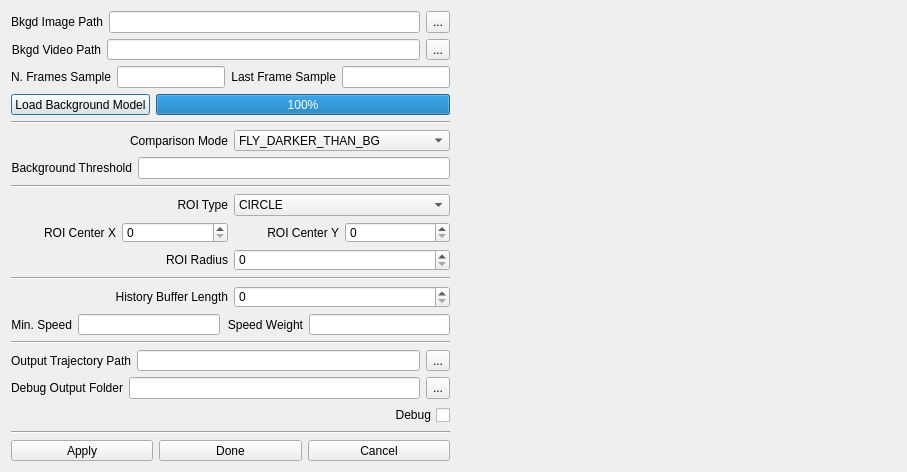
First picture: the form in src/plugin/flytrack/flytrack_plugin.ui, repository hubbardp/BIASJAABA, before the edit.
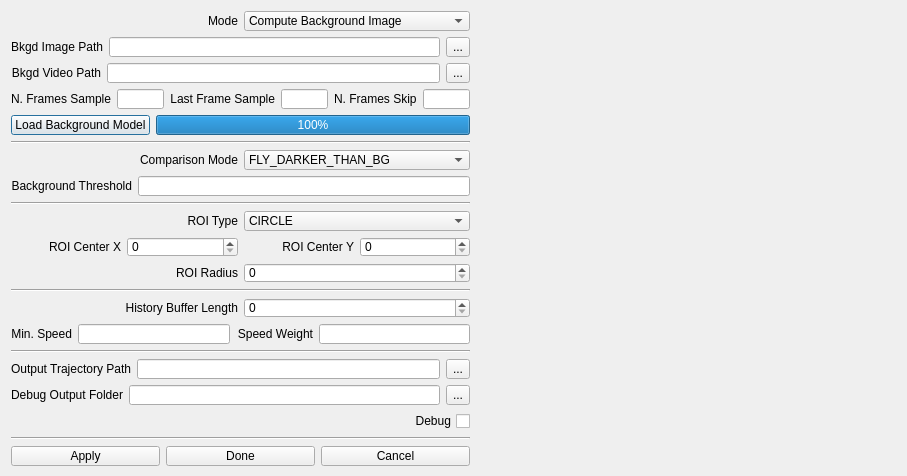
Second picture: the form after the edit.

Commit message: Added mode for computing background image from capturing camera.

```diff
--- a/src/plugin/flytrack/flytrack_plugin.ui
+++ b/src/plugin/flytrack/flytrack_plugin.ui
@@ -7,7 +7,7 @@
     <x>0</x>
     <y>0</y>
     <width>907</width>
-    <height>472</height>
+    <height>476</height>
    </rect>
   </property>
   <property name="sizePolicy">
@@ -36,6 +36,46 @@
      </item>
      <item>
       <layout class="QVBoxLayout" name="bgEstVerticalLayout">
+       <item>
+        <layout class="QHBoxLayout" name="horizontalLayout_4">
+         <property name="sizeConstraint">
+          <enum>QLayout::SetMinimumSize</enum>
+         </property>
+         <property name="topMargin">
+          <number>0</number>
+         </property>
+         <property name="rightMargin">
+          <number>0</number>
+         </property>
+         <property name="bottomMargin">
+          <number>0</number>
+         </property>
+         <item>
+          <widget class="QLabel" name="computeBgModeLabel">
+           <property name="text">
+            <string>Mode</string>
+           </property>
+           <property name="alignment">
+            <set>Qt::AlignRight|Qt::AlignTrailing|Qt::AlignVCenter</set>
+           </property>
+          </widget>
+         </item>
+         <item>
+          <widget class="QComboBox" name="computeBgModeComboBox">
+           <item>
+            <property name="text">
+             <string>Compute Background Image</string>
+            </property>
+           </item>
+           <item>
+            <property name="text">
+             <string>Track Fly</string>
+            </property>
+           </item>
+          </widget>
+         </item>
+        </layout>
+       </item>
        <item>
         <layout class="QHBoxLayout" name="bgImageFilePathHorizontalLayout">
          <item>
@@ -169,6 +209,16 @@
            </property>
           </widget>
          </item>
+         <item>
+          <widget class="QLabel" name="nFramesSkipLabel">
+           <property name="text">
+            <string>N. Frames Skip</string>
+           </property>
+          </widget>
+         </item>
+         <item>
+          <widget class="QLineEdit" name="nFramesSkipLineEdit"/>
+         </item>
         </layout>
        </item>
        <item>
```
Left out of the diff: 6 changed lines with no effect on the pictures. The commit also changes 8 other files.
